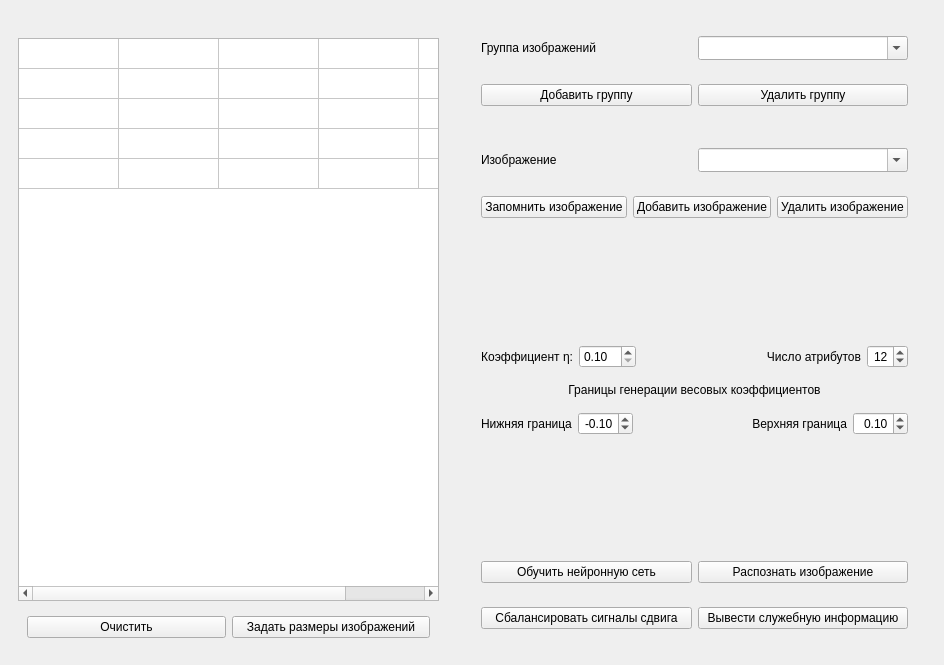
This is Lab_5/NN_5/MainWindow.ui in StrangeIlia/NeuralWeb as Qt 5 draws it before an edit. The edited form follows.
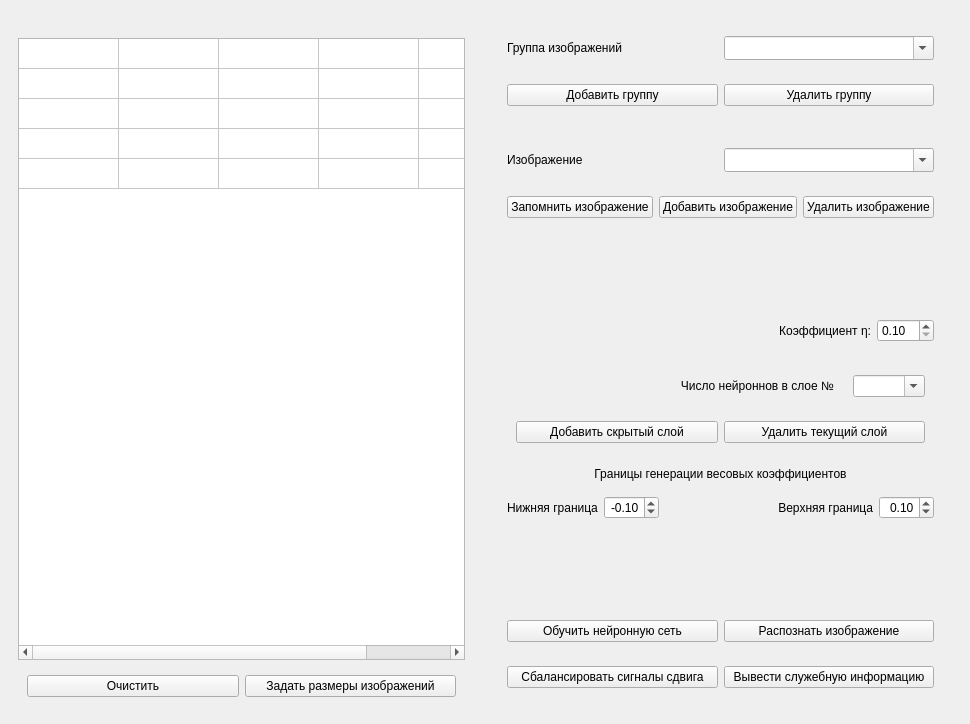
This is the edited form.

Diff of the .ui file:
```diff
--- a/Lab_5/NN_5/MainWindow.ui
+++ b/Lab_5/NN_5/MainWindow.ui
@@ -6,8 +6,8 @@
    <rect>
     <x>0</x>
     <y>0</y>
-    <width>944</width>
-    <height>665</height>
+    <width>970</width>
+    <height>724</height>
    </rect>
   </property>
   <property name="sizePolicy">
@@ -17,7 +17,7 @@
    </sizepolicy>
   </property>
   <property name="windowTitle">
-   <string>Бойчук Илья. Нейронные сети. Лаб 4.</string>
+   <string>Бойчук Илья. Нейронные сети. Лаб 5.</string>
   </property>
   <widget class="QWidget" name="centralwidget">
    <layout class="QHBoxLayout" name="horizontalLayout_6">
@@ -246,6 +246,19 @@
           <item>
            <widget class="QWidget" name="widget_15" native="true">
             <layout class="QHBoxLayout" name="horizontalLayout_10">
+             <item>
+              <spacer name="horizontalSpacer_2">
+               <property name="orientation">
+                <enum>Qt::Horizontal</enum>
+               </property>
+               <property name="sizeHint" stdset="0">
+                <size>
+                 <width>40</width>
+                 <height>20</height>
+                </size>
+               </property>
+              </spacer>
+             </item>
              <item>
               <widget class="QLabel" name="label_7">
                <property name="sizePolicy">
@@ -275,8 +288,17 @@
                </property>
               </widget>
              </item>
+            </layout>
+           </widget>
+          </item>
              <item>
-              <spacer name="horizontalSpacer_2">
+           <widget class="QWidget" name="widget_16" native="true">
+            <layout class="QVBoxLayout" name="verticalLayout_7">
+             <item>
+              <widget class="QWidget" name="widget_18" native="true">
+               <layout class="QHBoxLayout" name="horizontalLayout_12">
+                <item>
+                 <spacer name="horizontalSpacer_3">
                <property name="orientation">
                 <enum>Qt::Horizontal</enum>
                </property>
@@ -297,7 +319,7 @@
                 </sizepolicy>
                </property>
                <property name="text">
-                <string>Число атрибутов</string>
+                   <string>Число нейроннов в слое №</string>
                </property>
                <property name="alignment">
                 <set>Qt::AlignRight|Qt::AlignTrailing|Qt::AlignVCenter</set>
@@ -305,22 +327,49 @@
               </widget>
              </item>
              <item>
-              <widget class="QSpinBox" name="attributesCount">
+                 <widget class="QLabel" name="label_LayerNumber">
                <property name="sizePolicy">
-                <sizepolicy hsizetype="Minimum" vsizetype="Fixed">
+                   <sizepolicy hsizetype="Maximum" vsizetype="Preferred">
                  <horstretch>0</horstretch>
                  <verstretch>0</verstretch>
                 </sizepolicy>
                </property>
-               <property name="alignment">
-                <set>Qt::AlignRight|Qt::AlignTrailing|Qt::AlignVCenter</set>
-               </property>
-               <property name="minimum">
-                <number>2</number>
-               </property>
-               <property name="value">
-                <number>12</number>
-               </property>
+                  <property name="text">
+                   <string/>
+                  </property>
+                 </widget>
+                </item>
+                <item>
+                 <widget class="QComboBox" name="layers">
+                  <property name="editable">
+                   <bool>true</bool>
+                  </property>
+                  <property name="insertPolicy">
+                   <enum>QComboBox::InsertAtCurrent</enum>
+                  </property>
+                 </widget>
+                </item>
+               </layout>
+              </widget>
+             </item>
+             <item>
+              <widget class="QWidget" name="widget_17" native="true">
+               <layout class="QHBoxLayout" name="horizontalLayout_11">
+                <item>
+                 <widget class="QPushButton" name="addHiddenLayer">
+                  <property name="text">
+                   <string>Добавить скрытый слой</string>
+                  </property>
+                 </widget>
+                </item>
+                <item>
+                 <widget class="QPushButton" name="deleteHiddenLayer">
+                  <property name="text">
+                   <string>Удалить текущий слой</string>
+                  </property>
+                 </widget>
+                </item>
+               </layout>
               </widget>
              </item>
             </layout>
```
Lines whose indentation alone changed are shown as unchanged.
